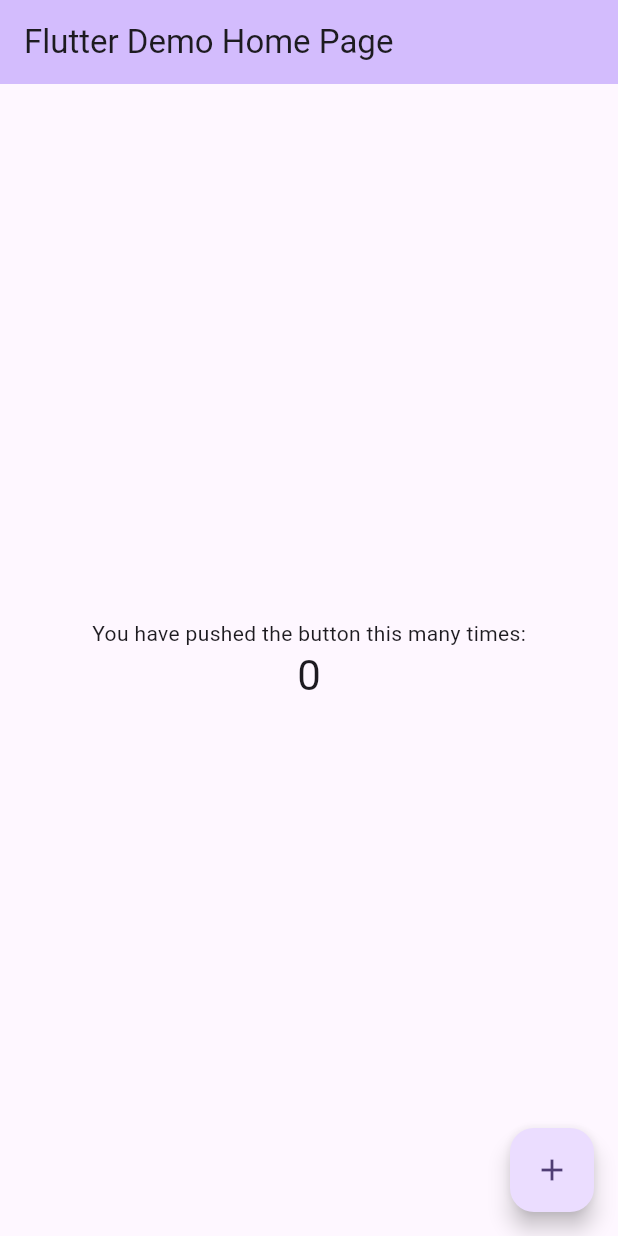
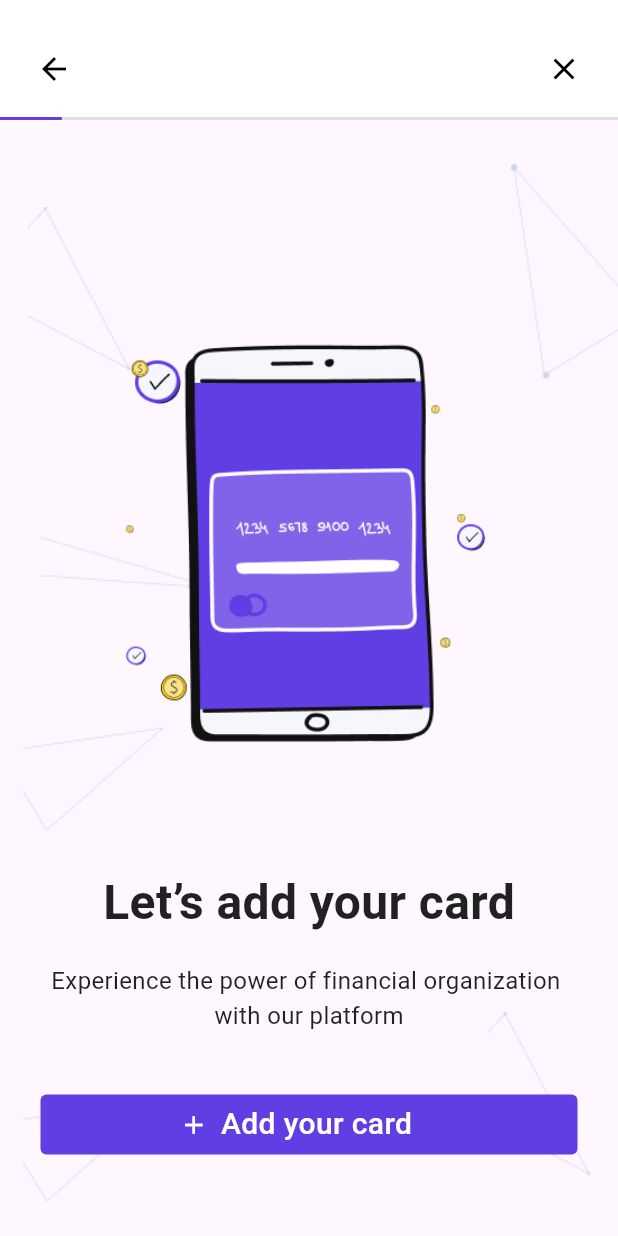
Before and after one commit to Mohammadalsalhi55/forex, a Flutter app: the screen it shows after launch, on a phone screen of 412 x 824 dp. Run offline on Flutter 3.47's test engine with Material 3 defaults, Android fonts, the light colour scheme and no system bars; our stand-ins replace flutter_svg.

Commit message:
Enhanced NumberCard form and added button state logic

```diff
--- /dev/null
+++ b/forex/lib/componenet/button_widget.dart
@@ -0,0 +1,57 @@
+// ignore_for_file: must_be_immutable
+
+import 'package:flutter/material.dart';
+
+class ButtonWidget extends StatelessWidget {
+  String text;
+  IconData? icon;
+  void Function()? onTap;
+  final bool isEnabled;
+  ButtonWidget({
+    required this.text,
+    this.icon,
+    this.onTap,
+    super.key,
+    this.isEnabled = true,
+  });
+
+  @override
+  Widget build(BuildContext context) {
+    return InkWell(
+      onTap: isEnabled ? onTap : null,
+      child: Container(
+        decoration: BoxDecoration(
+            borderRadius: BorderRadius.circular(4),
+            color: isEnabled ? const Color(0xFF613DE4) : Color(0xFFF5F7FC)),
+        width: 358,
+        height: 40,
+        child: Center(
+          child: Row(
+            mainAxisAlignment: MainAxisAlignment.center,
+            children: [
+              Icon(
+                icon,
+                color: Colors.white,
+                size: 20,
+              ),
+              const SizedBox(
+                width: 8,
+              ),
+              Padding(
+                padding: const EdgeInsets.only(right: 18.0),
+                child: Text(
+                  text,
+                  style: const TextStyle(
+                    fontSize: 20,
+                    fontWeight: FontWeight.w500,
+                    color: Colors.white,
+                  ),
+                ),
+              ),
+            ],
+          ),
+        ),
+      ),
+    );
+  }
+}
--- /dev/null
+++ b/forex/lib/light/add_card.dart
@@ -0,0 +1,158 @@
+import 'package:flutter/material.dart';
+import 'package:forex/componenet/button_widget.dart';
+
+class AddingCard extends StatelessWidget {
+  const AddingCard({super.key});
+
+  @override
+  Widget build(BuildContext context) {
+    final size = MediaQuery.of(context).size;
+
+    return Scaffold(
+      appBar: PreferredSize(
+        preferredSize: const Size.fromHeight(80),
+        child: AppBar(
+          automaticallyImplyLeading: false,
+          backgroundColor: Colors.white,
+          elevation: 0,
+          flexibleSpace: Column(
+            mainAxisAlignment: MainAxisAlignment.end,
+            children: [
+              Padding(
+                padding:
+                    const EdgeInsets.symmetric(horizontal: 12, vertical: 8),
+                child: Row(
+                  mainAxisAlignment: MainAxisAlignment.spaceBetween,
+                  children: [
+                    IconButton(
+                      icon: const Icon(
+                        Icons.arrow_back,
+                        color: Colors.black,
+                        size: 24,
+                      ),
+                      onPressed: () {
+                        Navigator.pop(context);
+                      },
+                    ),
+                    IconButton(
+                      icon: const Icon(
+                        Icons.close,
+                        color: Colors.black,
+                        size: 24,
+                      ),
+                      onPressed: () {},
+                    ),
+                  ],
+                ),
+              ),
+              LinearProgressIndicator(
+                value: 0.1,
+                minHeight: 2,
+                backgroundColor: Colors.grey[300],
+                valueColor:
+                    const AlwaysStoppedAnimation<Color>(Color(0xFF613DE4)),
+              ),
+            ],
+          ),
+        ),
+      ),
+      body: Stack(
+        children: [
+          Positioned(
+            top: -50,
+            right: -50,
+            child: Image.asset(
+              "assets/Group 39742.png",
+              width: size.width * 0.4,
+            ),
+          ),
+          Positioned(
+            top: -50,
+            left: -50,
+            child: Image.asset(
+              "assets/Group 39740.png",
+              width: size.width * 0.5,
+            ),
+          ),
+          Positioned(
+            top: size.height * 0.28,
+            left: -100,
+            child: Image.asset(
+              "assets/Vector 4.png",
+              width: size.width * 0.9,
+            ),
+          ),
+          Positioned(
+            top: size.height * 0.45,
+            left: -30,
+            child: Image.asset(
+              "assets/Vector 3.png",
+              width: size.width * 0.45,
+            ),
+          ),
+          Positioned(
+            top: size.height * 0.75,
+            left: -30,
+            child: Image.asset(
+              "assets/Vector 3.png",
+              width: size.width * 0.45,
+            ),
+          ),
+          Positioned(
+            top: size.height * 0.63,
+            right: -30,
+            child: Image.asset(
+              "assets/Group 39740.png",
+              width: size.width * 0.4,
+            ),
+          ),
+          Column(
+            children: [
+              SizedBox(height: size.height * 0.18),
+              Center(
+                child: Image.asset(
+                  "assets/Adding card.png",
+                  width: size.width * 0.65,
+                ),
+              ),
+              SizedBox(height: size.height * 0.10),
+              const Text(
+                "Let’s add your card",
+                style: TextStyle(
+                  fontSize: 32,
+                  fontWeight: FontWeight.w600,
+                  color: Colors.black87,
+                ),
+              ),
+              const SizedBox(height: 18),
+              const Text(
+                "Experience the power of financial organization ",
+                style: TextStyle(
+                  fontSize: 16,
+                  fontWeight: FontWeight.w400,
+                  color: Colors.black87,
+                ),
+              ),
+              const Text(
+                "with our platform",
+                style: TextStyle(
+                  fontSize: 16,
+                  fontWeight: FontWeight.w400,
+                  color: Colors.black87,
+                ),
+              ),
+              SizedBox(height: size.height * 0.05),
+              ButtonWidget(
+                text: 'Add your card',
+                icon: Icons.add,
+                onTap: () {
+                  Navigator.pushNamed(context, "/cardnumber");
+                },
+              ),
+            ],
+          ),
+        ],
+      ),
+    );
+  }
+}
--- a/forex/lib/main.dart
+++ b/forex/lib/main.dart
@@ -1,4 +1,6 @@
 import 'package:flutter/material.dart';
+import 'package:forex/light/add_card.dart';
+import 'package:forex/light/number_card.dart';
 
 void main() {
   runApp(const MyApp());
@@ -11,115 +13,11 @@
   @override
   Widget build(BuildContext context) {
     return MaterialApp(
-      title: 'Flutter Demo',
-      theme: ThemeData(
-        // This is the theme of your application.
-        //
-        // TRY THIS: Try running your application with "flutter run". You'll see
-        // the application has a purple toolbar. Then, without quitting the app,
-        // try changing the seedColor in the colorScheme below to Colors.green
-        // and then invoke "hot reload" (save your changes or press the "hot
-        // reload" button in a Flutter-supported IDE, or press "r" if you used
-        // the command line to start the app).
-        //
-        // Notice that the counter didn't reset back to zero; the application
-        // state is not lost during the reload. To reset the state, use hot
-        // restart instead.
-        //
-        // This works for code too, not just values: Most code changes can be
-        // tested with just a hot reload.
-        colorScheme: ColorScheme.fromSeed(seedColor: Colors.deepPurple),
-        useMaterial3: true,
-      ),
-      home: const MyHomePage(title: 'Flutter Demo Home Page'),
+      routes: {
+        '/cardnumber': (context) => NumberCard(),
+      },
+      debugShowCheckedModeBanner: false,
+      home: const AddingCard(),
     );
   }
 }
-
-class MyHomePage extends StatefulWidget {
-  const MyHomePage({super.key, required this.title});
-
-  // This widget is the home page of your application. It is stateful, meaning
-  // that it has a State object (defined below) that contains fields that affect
-  // how it looks.
-
-  // This class is the configuration for the state. It holds the values (in this
-  // case the title) provided by the parent (in this case the App widget) and
-  // used by the build method of the State. Fields in a Widget subclass are
-  // always marked "final".
-
-  final String title;
-
-  @override
-  State<MyHomePage> createState() => _MyHomePageState();
-}
-
-class _MyHomePageState extends State<MyHomePage> {
-  int _counter = 0;
-
-  void _incrementCounter() {
-    setState(() {
-      // This call to setState tells the Flutter framework that something has
-      // changed in this State, which causes it to rerun the build method below
-      // so that the display can reflect the updated values. If we changed
-      // _counter without calling setState(), then the build method would not be
-      // called again, and so nothing would appear to happen.
-      _counter++;
-    });
-  }
-
-  @override
-  Widget build(BuildContext context) {
-    // This method is rerun every time setState is called, for instance as done
-    // by the _incrementCounter method above.
-    //
-    // The Flutter framework has been optimized to make rerunning build methods
-    // fast, so that you can just rebuild anything that needs updating rather
-    // than having to individually change instances of widgets.
-    return Scaffold(
-      appBar: AppBar(
-        // TRY THIS: Try changing the color here to a specific color (to
-        // Colors.amber, perhaps?) and trigger a hot reload to see the AppBar
-        // change color while the other colors stay the same.
-        backgroundColor: Theme.of(context).colorScheme.inversePrimary,
-        // Here we take the value from the MyHomePage object that was created by
-        // the App.build method, and use it to set our appbar title.
-        title: Text(widget.title),
-      ),
-      body: Center(
-        // Center is a layout widget. It takes a single child and positions it
-        // in the middle of the parent.
-        child: Column(
-          // Column is also a layout widget. It takes a list of children and
-          // arranges them vertically. By default, it sizes itself to fit its
-          // children horizontally, and tries to be as tall as its parent.
-          //
-          // Column has various properties to control how it sizes itself and
-          // how it positions its children. Here we use mainAxisAlignment to
-          // center the children vertically; the main axis here is the vertical
-          // axis because Columns are vertical (the cross axis would be
-          // horizontal).
-          //
-          // TRY THIS: Invoke "debug painting" (choose the "Toggle Debug Paint"
-          // action in the IDE, or press "p" in the console), to see the
-          // wireframe for each widget.
-          mainAxisAlignment: MainAxisAlignment.center,
-          children: <Widget>[
-            const Text(
-              'You have pushed the button this many times:',
-            ),
-            Text(
-              '$_counter',
-              style: Theme.of(context).textTheme.headlineMedium,
-            ),
-          ],
-        ),
-      ),
-      floatingActionButton: FloatingActionButton(
-        onPressed: _incrementCounter,
-        tooltip: 'Increment',
-        child: const Icon(Icons.add),
-      ), // This trailing comma makes auto-formatting nicer for build methods.
-    );
-  }
-}
```
Also changed, not shown: forex/lib/componenet/text_field_customer.dart (added, +53 -0 lines), forex/lib/light/number_card.dart (added, +242 -0 lines), forex/pubspec.yaml (+6 -2 lines), forex/assets/Adding card.png (added), forex/assets/Group 39740.png (added), forex/assets/Group 39742.png (added), forex/assets/Vector 3.png (added), forex/assets/Vector 4.png (added), forex/assets/mastercard.svg (added), forex/pubspec.lock, 2 other files.
